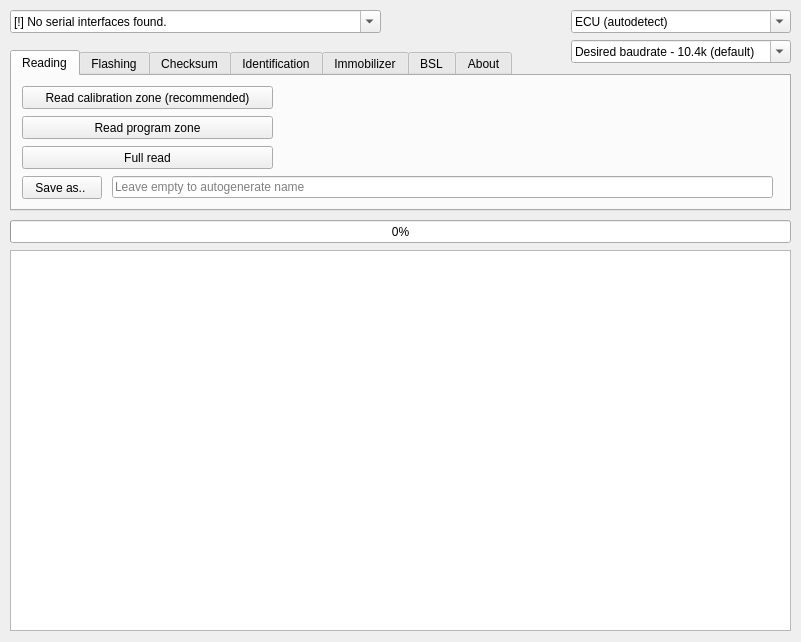
Before: the Qt Designer form flasher/gkflasher.ui in Dante383/GKFlasher, drawn with Qt 5.
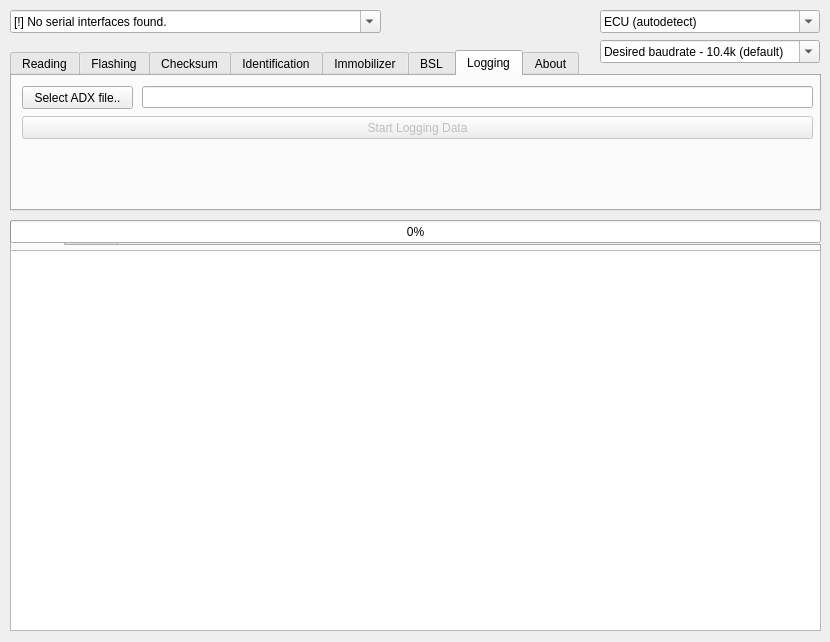
After: the same form once the commit is applied. The open tabs and pages were chosen to show the change. Icons and pictures are not drawn.

Commit message: add logger tab and view switching

Patch:
```diff
--- a/flasher/gkflasher.ui
+++ b/flasher/gkflasher.ui
@@ -6,19 +6,19 @@
    <rect>
     <x>0</x>
     <y>0</y>
-    <width>801</width>
+    <width>830</width>
     <height>642</height>
    </rect>
   </property>
   <property name="minimumSize">
    <size>
-    <width>801</width>
+    <width>830</width>
     <height>642</height>
    </size>
   </property>
   <property name="maximumSize">
    <size>
-    <width>801</width>
+    <width>830</width>
     <height>642</height>
    </size>
   </property>
@@ -34,7 +34,7 @@
     <rect>
      <x>10</x>
      <y>50</y>
-     <width>781</width>
+     <width>811</width>
      <height>161</height>
     </rect>
    </property>
@@ -570,6 +570,56 @@
      </property>
     </widget>
    </widget>
+   <widget class="QWidget" name="tab_log">
+    <attribute name="title">
+     <string>Logging</string>
+    </attribute>
+    <widget class="QPushButton" name="adxFileBtn">
+     <property name="geometry">
+      <rect>
+       <x>10</x>
+       <y>10</y>
+       <width>111</width>
+       <height>23</height>
+      </rect>
+     </property>
+     <property name="text">
+      <string>Select ADX file..</string>
+     </property>
+     <property name="flat">
+      <bool>false</bool>
+     </property>
+    </widget>
+    <widget class="QLineEdit" name="adxFileInput">
+     <property name="geometry">
+      <rect>
+       <x>130</x>
+       <y>10</y>
+       <width>671</width>
+       <height>22</height>
+      </rect>
+     </property>
+    </widget>
+    <widget class="QPushButton" name="startLoggingBtn">
+     <property name="enabled">
+      <bool>false</bool>
+     </property>
+     <property name="geometry">
+      <rect>
+       <x>10</x>
+       <y>40</y>
+       <width>791</width>
+       <height>23</height>
+      </rect>
+     </property>
+     <property name="text">
+      <string>Start Logging Data</string>
+     </property>
+     <property name="flat">
+      <bool>false</bool>
+     </property>
+    </widget>
+   </widget>
    <widget class="QWidget" name="about">
     <attribute name="title">
      <string>About</string>
@@ -622,33 +672,10 @@
     <string>[!] No serial interfaces found.</string>
    </property>
   </widget>
-  <widget class="QProgressBar" name="progressBar">
-   <property name="geometry">
-    <rect>
-     <x>10</x>
-     <y>220</y>
-     <width>781</width>
-     <height>23</height>
-    </rect>
-   </property>
-   <property name="value">
-    <number>0</number>
-   </property>
-  </widget>
-  <widget class="QTextEdit" name="logOutput">
-   <property name="geometry">
-    <rect>
-     <x>10</x>
-     <y>250</y>
-     <width>781</width>
-     <height>381</height>
-    </rect>
-   </property>
-  </widget>
   <widget class="QComboBox" name="ecusBox">
    <property name="geometry">
     <rect>
-     <x>571</x>
+     <x>600</x>
      <y>10</y>
      <width>220</width>
      <height>23</height>
@@ -664,7 +691,7 @@
   <widget class="QComboBox" name="baudratesBox">
    <property name="geometry">
     <rect>
-     <x>571</x>
+     <x>600</x>
      <y>40</y>
      <width>220</width>
      <height>23</height>
@@ -677,6 +704,71 @@
     <string>Desired baudrate - 10.4k (default)</string>
    </property>
   </widget>
+  <widget class="QTabWidget" name="logTabWidget">
+   <property name="geometry">
+    <rect>
+     <x>10</x>
+     <y>220</y>
+     <width>811</width>
+     <height>411</height>
+    </rect>
+   </property>
+   <property name="visible">
+    <bool>false</bool>
+   </property>
+   <widget class="QWidget" name="tab">
+    <attribute name="title">
+     <string>Tab 1</string>
+    </attribute>
+   </widget>
+   <widget class="QWidget" name="tab_2">
+    <attribute name="title">
+     <string>Tab 2</string>
+    </attribute>
+   </widget>
+  </widget>
+  <widget class="QFrame" name="defaultView">
+   <property name="geometry">
+    <rect>
+     <x>10</x>
+     <y>220</y>
+     <width>811</width>
+     <height>441</height>
+    </rect>
+   </property>
+   <property name="sizePolicy">
+    <sizepolicy hsizetype="Expanding" vsizetype="Expanding">
+     <horstretch>0</horstretch>
+     <verstretch>0</verstretch>
+    </sizepolicy>
+   </property>
+   <property name="visible">
+    <bool>true</bool>
+   </property>
+   <widget class="QProgressBar" name="progressBar">
+    <property name="geometry">
+     <rect>
+      <x>0</x>
+      <y>0</y>
+      <width>811</width>
+      <height>23</height>
+     </rect>
+    </property>
+    <property name="value">
+     <number>0</number>
+    </property>
+   </widget>
+   <widget class="QTextEdit" name="logOutput">
+    <property name="geometry">
+     <rect>
+      <x>0</x>
+      <y>30</y>
+      <width>811</width>
+      <height>381</height>
+     </rect>
+    </property>
+   </widget>
+  </widget>
  </widget>
  <resources/>
  <connections/>
```
Left out of the diff: 13 changed lines with no effect on the pictures. The commit also changes 1 other file.
